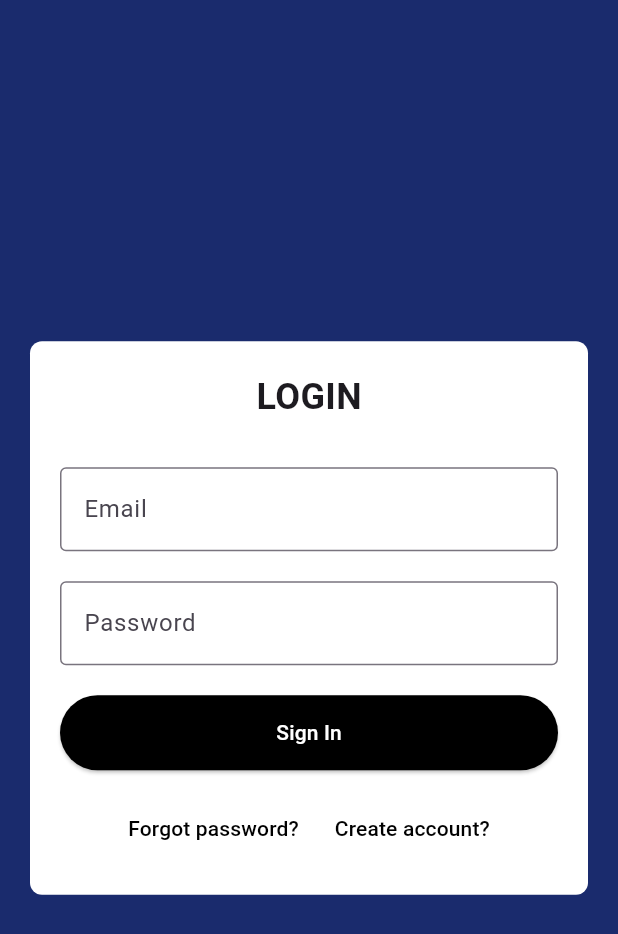
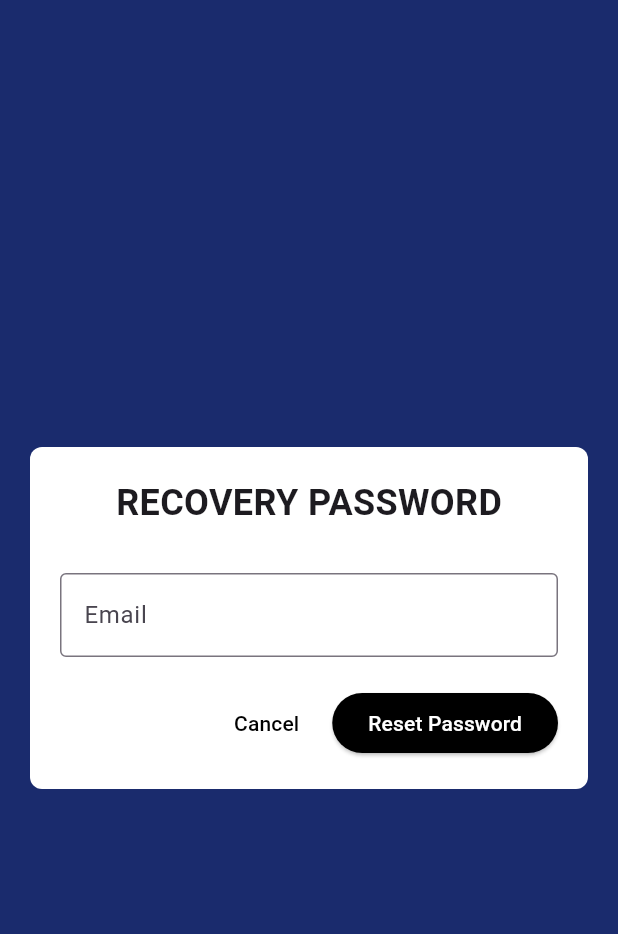
Before and after one commit to wSkidX/pustaka_2301082020, a Flutter app: the AuthScreen screen opened directly, after a tap on "Forgot password?", on a phone screen of 412 x 824 dp. Shown: the top 934 px of the screen. Run offline on Flutter 3.47's test engine with Material 3 defaults, Android fonts, the light colour scheme and no system bars.

Commit message:
initial commit

```diff
--- a/lib/main.dart
+++ b/lib/main.dart
@@ -1,20 +1,21 @@
 import 'package:flutter/material.dart';
+import 'screens/auth_screen.dart';
 
 void main() {
-  runApp(const MainApp());
+  runApp(const MyApp());
 }
 
-class MainApp extends StatelessWidget {
-  const MainApp({super.key});
+class MyApp extends StatelessWidget {
+  const MyApp({super.key});
 
   @override
   Widget build(BuildContext context) {
-    return const MaterialApp(
-      home: Scaffold(
-        body: Center(
-          child: Text('Hello World!'),
-        ),
+    return MaterialApp(
+      title: 'Login App',
+      theme: ThemeData(
+        primarySwatch: Colors.blue,
       ),
+      home: const AuthScreen(),
     );
   }
 }
--- a/lib/screens/auth_screen.dart
+++ b/lib/screens/auth_screen.dart
@@ -1,7 +1,27 @@
 import 'package:flutter/material.dart';
 
-class AuthScreen extends StatelessWidget {
+class AuthScreen extends StatefulWidget {
   const AuthScreen({super.key});
+
+  @override
+  State<AuthScreen> createState() => _AuthScreenState();
+}
+
+class _AuthScreenState extends State<AuthScreen> with SingleTickerProviderStateMixin {
+  late TabController _tabController;
+  bool showRecovery = false;
+
+  @override
+  void initState() {
+    super.initState();
+    _tabController = TabController(length: 2, vsync: this);
+  }
+
+  @override
+  void dispose() {
+    _tabController.dispose();
+    super.dispose();
+  }
 
   @override
   Widget build(BuildContext context) {
@@ -15,17 +35,43 @@ class AuthScreen extends StatelessWidget {
             color: Colors.white,
             borderRadius: BorderRadius.circular(8),
           ),
-          child: Column(
+          child: showRecovery ? _buildRecoveryForm() : _buildMainContent(),
+        ),
+      ),
+    );
+  }
+
+  Widget _buildMainContent() {
+    return Column(
       mainAxisSize: MainAxisSize.min,
       children: [
-              const Text(
-                'LOGIN',
-                style: TextStyle(
-                  fontSize: 24,
-                  fontWeight: FontWeight.bold,
+        TabBar(
+          controller: _tabController,
+          tabs: const [
+            Tab(text: 'LOGIN'),
+            Tab(text: 'REGISTER'),
+          ],
+          labelColor: Colors.black,
+          unselectedLabelColor: Colors.grey,
+        ),
+        const SizedBox(height: 20),
+        SizedBox(
+          height: 300,
+          child: TabBarView(
+            controller: _tabController,
+            children: [
+              _buildLoginForm(),
+              _buildRegisterForm(),
+            ],
           ),
         ),
-              const SizedBox(height: 30),
+      ],
+    );
+  }
+
+  Widget _buildLoginForm() {
+    return Column(
+      children: [
         TextFormField(
           decoration: const InputDecoration(
             labelText: 'Email',
@@ -49,36 +95,107 @@ class AuthScreen extends StatelessWidget {
               backgroundColor: Colors.black,
               padding: const EdgeInsets.symmetric(vertical: 15),
             ),
-                  child: const Text(
-                    'Sign In',
-                    style: TextStyle(color: Colors.white),
-                  ),
+            child: const Text('Sign In', style: TextStyle(color: Colors.white)),
           ),
         ),
         const SizedBox(height: 15),
-              Row(
-                mainAxisAlignment: MainAxisAlignment.center,
-                children: [
         TextButton(
-                    onPressed: () {},
+          onPressed: () {
+            setState(() {
+              showRecovery = true;
+            });
+          },
           child: const Text(
             'Forgot password?',
             style: TextStyle(color: Colors.black),
           ),
         ),
+      ],
+    );
+  }
+
+  Widget _buildRegisterForm() {
+    return Column(
+      children: [
+        TextFormField(
+          decoration: const InputDecoration(
+            labelText: 'Email',
+            border: OutlineInputBorder(),
+          ),
+        ),
+        const SizedBox(height: 20),
+        TextFormField(
+          obscureText: true,
+          decoration: const InputDecoration(
+            labelText: 'Password',
+            border: OutlineInputBorder(),
+          ),
+        ),
+        const SizedBox(height: 20),
+        TextFormField(
+          obscureText: true,
+          decoration: const InputDecoration(
+            labelText: 'Confirm Password',
+            border: OutlineInputBorder(),
+          ),
+        ),
+        const SizedBox(height: 20),
+        SizedBox(
+          width: double.infinity,
+          child: ElevatedButton(
+            onPressed: () {},
+            style: ElevatedButton.styleFrom(
+              backgroundColor: Colors.black,
+              padding: const EdgeInsets.symmetric(vertical: 15),
+            ),
+            child: const Text('Register', style: TextStyle(color: Colors.white)),
+          ),
+        ),
+      ],
+    );
+  }
+
+  Widget _buildRecoveryForm() {
+    return Column(
+      mainAxisSize: MainAxisSize.min,
+      children: [
+        const Text(
+          'RECOVERY PASSWORD',
+          style: TextStyle(
+            fontSize: 24,
+            fontWeight: FontWeight.bold,
+          ),
+        ),
+        const SizedBox(height: 30),
+        TextFormField(
+          decoration: const InputDecoration(
+            labelText: 'Email',
+            border: OutlineInputBorder(),
+          ),
+        ),
+        const SizedBox(height: 20),
+        Row(
+          mainAxisAlignment: MainAxisAlignment.end,
+          children: [
             TextButton(
+              onPressed: () {
+                setState(() {
+                  showRecovery = false;
+                });
+              },
+              child: const Text('Cancel', style: TextStyle(color: Colors.black)),
+            ),
+            const SizedBox(width: 10),
+            ElevatedButton(
               onPressed: () {},
-                    child: const Text(
-                      'Create account?',
-                      style: TextStyle(color: Colors.black),
+              style: ElevatedButton.styleFrom(
+                backgroundColor: Colors.black,
               ),
+              child: const Text('Reset Password', style: TextStyle(color: Colors.white)),
             ),
           ],
         ),
       ],
-          ),
-        ),
-      ),
     );
   }
 }
```
Lines whose indentation alone changed are shown as unchanged.
